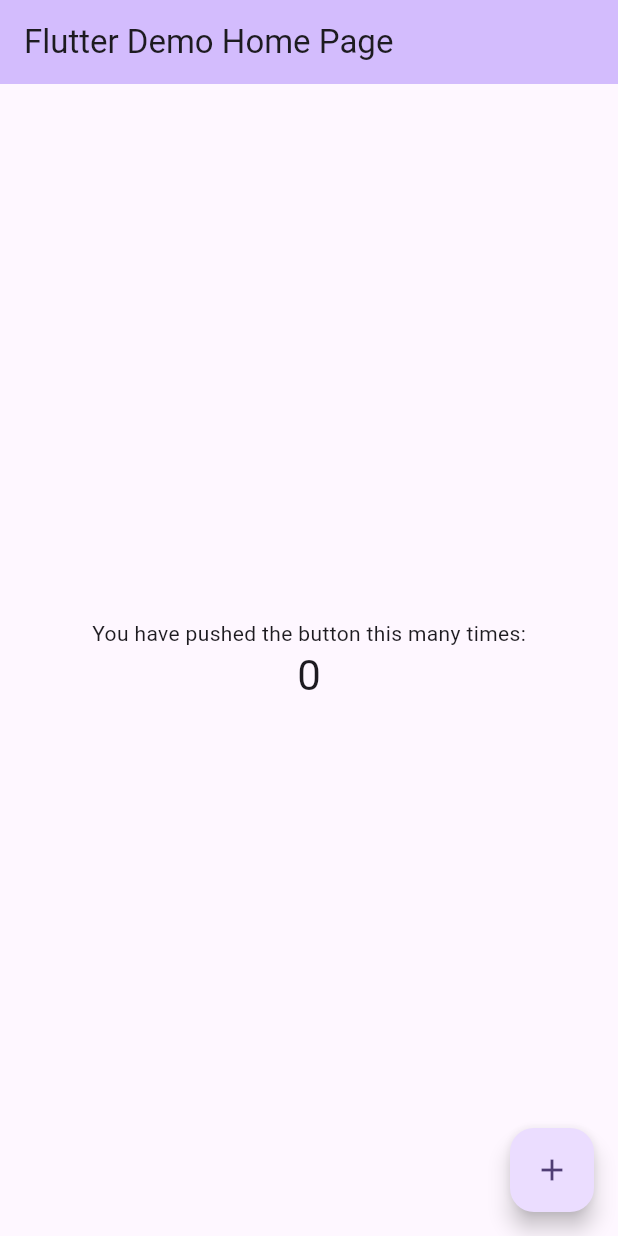
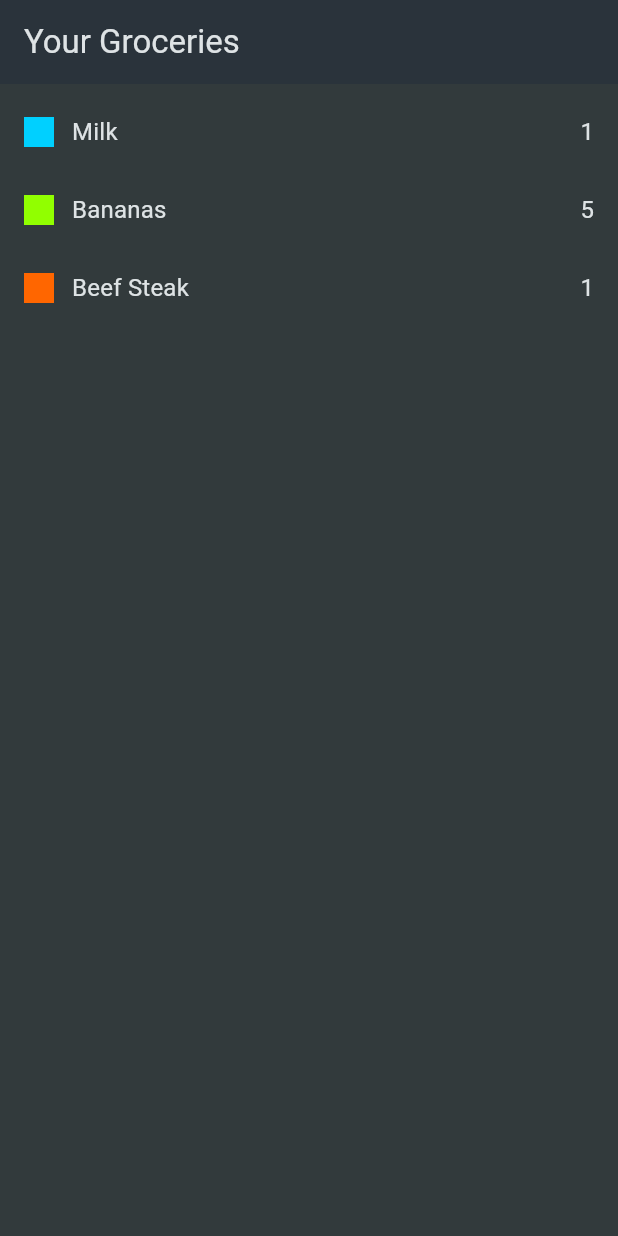
Before and after one commit to hugocica/flutter_shopping_list_app, a Flutter app: the screen it shows after launch, on a phone screen of 412 x 824 dp. Run offline on Flutter 3.47's test engine with Material 3 defaults, Android fonts, the phone set to English and light mode, and no system bars.

Commit message:
grocery list screen

```diff
--- /dev/null
+++ b/lib/data/dummy_items.dart
@@ -0,0 +1,21 @@
+import 'package:shopping_list_app/data/categories.dart';
+import 'package:shopping_list_app/models/category.dart';
+import 'package:shopping_list_app/models/grocery.dart';
+
+final groceryItems = [
+  Grocery(
+      id: 'a',
+      name: 'Milk',
+      quantity: 1,
+      category: categories[Categories.dairy]!),
+  Grocery(
+      id: 'b',
+      name: 'Bananas',
+      quantity: 5,
+      category: categories[Categories.fruit]!),
+  Grocery(
+      id: 'c',
+      name: 'Beef Steak',
+      quantity: 1,
+      category: categories[Categories.meat]!),
+];
--- a/lib/main.dart
+++ b/lib/main.dart
@@ -1,4 +1,5 @@
 import 'package:flutter/material.dart';
+import 'package:shopping_list_app/screens/grocery_list.dart';
 
 void main() {
   runApp(const MyApp());
@@ -11,115 +12,17 @@ class MyApp extends StatelessWidget {
   @override
   Widget build(BuildContext context) {
     return MaterialApp(
-      title: 'Flutter Demo',
-      theme: ThemeData(
-        // This is the theme of your application.
-        //
-        // TRY THIS: Try running your application with "flutter run". You'll see
-        // the application has a purple toolbar. Then, without quitting the app,
-        // try changing the seedColor in the colorScheme below to Colors.green
-        // and then invoke "hot reload" (save your changes or press the "hot
-        // reload" button in a Flutter-supported IDE, or press "r" if you used
-        // the command line to start the app).
-        //
-        // Notice that the counter didn't reset back to zero; the application
-        // state is not lost during the reload. To reset the state, use hot
-        // restart instead.
-        //
-        // This works for code too, not just values: Most code changes can be
-        // tested with just a hot reload.
-        colorScheme: ColorScheme.fromSeed(seedColor: Colors.deepPurple),
+      title: 'Flutter Groceries',
+      theme: ThemeData.dark().copyWith(
         useMaterial3: true,
+        colorScheme: ColorScheme.fromSeed(
+          seedColor: const Color.fromARGB(255, 147, 229, 250),
+          brightness: Brightness.dark,
+          surface: const Color.fromARGB(255, 42, 51, 59),
+        ),
+        scaffoldBackgroundColor: const Color.fromARGB(255, 50, 58, 60),
       ),
-      home: const MyHomePage(title: 'Flutter Demo Home Page'),
+      home: const GroceryListScreen(),
     );
   }
 }
-
-class MyHomePage extends StatefulWidget {
-  const MyHomePage({super.key, required this.title});
-
-  // This widget is the home page of your application. It is stateful, meaning
-  // that it has a State object (defined below) that contains fields that affect
-  // how it looks.
-
-  // This class is the configuration for the state. It holds the values (in this
-  // case the title) provided by the parent (in this case the App widget) and
-  // used by the build method of the State. Fields in a Widget subclass are
-  // always marked "final".
-
-  final String title;
-
-  @override
-  State<MyHomePage> createState() => _MyHomePageState();
-}
-
-class _MyHomePageState extends State<MyHomePage> {
-  int _counter = 0;
-
-  void _incrementCounter() {
-    setState(() {
-      // This call to setState tells the Flutter framework that something has
-      // changed in this State, which causes it to rerun the build method below
-      // so that the display can reflect the updated values. If we changed
-      // _counter without calling setState(), then the build method would not be
-      // called again, and so nothing would appear to happen.
-      _counter++;
-    });
-  }
-
-  @override
-  Widget build(BuildContext context) {
-    // This method is rerun every time setState is called, for instance as done
-    // by the _incrementCounter method above.
-    //
-    // The Flutter framework has been optimized to make rerunning build methods
-    // fast, so that you can just rebuild anything that needs updating rather
-    // than having to individually change instances of widgets.
-    return Scaffold(
-      appBar: AppBar(
-        // TRY THIS: Try changing the color here to a specific color (to
-        // Colors.amber, perhaps?) and trigger a hot reload to see the AppBar
-        // change color while the other colors stay the same.
-        backgroundColor: Theme.of(context).colorScheme.inversePrimary,
-        // Here we take the value from the MyHomePage object that was created by
-        // the App.build method, and use it to set our appbar title.
-        title: Text(widget.title),
-      ),
-      body: Center(
-        // Center is a layout widget. It takes a single child and positions it
-        // in the middle of the parent.
-        child: Column(
-          // Column is also a layout widget. It takes a list of children and
-          // arranges them vertically. By default, it sizes itself to fit its
-          // children horizontally, and tries to be as tall as its parent.
-          //
-          // Column has various properties to control how it sizes itself and
-          // how it positions its children. Here we use mainAxisAlignment to
-          // center the children vertically; the main axis here is the vertical
-          // axis because Columns are vertical (the cross axis would be
-          // horizontal).
-          //
-          // TRY THIS: Invoke "debug painting" (choose the "Toggle Debug Paint"
-          // action in the IDE, or press "p" in the console), to see the
-          // wireframe for each widget.
-          mainAxisAlignment: MainAxisAlignment.center,
-          children: <Widget>[
-            const Text(
-              'You have pushed the button this many times:',
-            ),
-            Text(
-              '$_counter',
-              style: Theme.of(context).textTheme.headlineMedium,
-            ),
-          ],
-        ),
-      ),
-      floatingActionButton: FloatingActionButton(
-        onPressed: _incrementCounter,
-        tooltip: 'Increment',
-        child: const Icon(Icons.add),
-      ), // This trailing comma makes auto-formatting nicer for build methods.
-    );
-  }
-}
--- /dev/null
+++ b/lib/models/category.dart
@@ -0,0 +1,21 @@
+import 'dart:ui';
+
+enum Categories {
+  vegetables,
+  fruit,
+  meat,
+  dairy,
+  carbs,
+  sweets,
+  spices,
+  convenience,
+  hygiene,
+  other,
+}
+
+class Category {
+  const Category(this.name, this.color);
+
+  final String name;
+  final Color color;
+}
--- /dev/null
+++ b/lib/models/grocery.dart
@@ -0,0 +1,14 @@
+import 'package:shopping_list_app/models/category.dart';
+
+class Grocery {
+  const Grocery(
+      {required this.id,
+      required this.name,
+      required this.quantity,
+      required this.category});
+
+  final String id;
+  final String name;
+  final int quantity;
+  final Category category;
+}
--- /dev/null
+++ b/lib/screens/grocery_list.dart
@@ -0,0 +1,21 @@
+import 'package:flutter/material.dart';
+import 'package:shopping_list_app/data/dummy_items.dart';
+import 'package:shopping_list_app/widgets/grocery_item.dart';
+
+class GroceryListScreen extends StatelessWidget {
+  const GroceryListScreen({super.key});
+
+  @override
+  Widget build(BuildContext context) {
+    return Scaffold(
+      appBar: AppBar(
+        title: const Text('Your Groceries'),
+      ),
+      body: ListView(
+        children: groceryItems
+            .map((grocery) => GroceryItem(grocery: grocery))
+            .toList(),
+      ),
+    );
+  }
+}
--- /dev/null
+++ b/lib/widgets/grocery_item.dart
@@ -0,0 +1,51 @@
+import 'package:flutter/material.dart';
+import 'package:shopping_list_app/models/grocery.dart';
+
+const double gap = 12;
+
+class GroceryItem extends StatelessWidget {
+  const GroceryItem({super.key, required this.grocery});
+
+  final Grocery grocery;
+
+  @override
+  Widget build(BuildContext context) {
+    return Container(
+      margin: const EdgeInsets.only(top: 12),
+      padding: const EdgeInsets.symmetric(horizontal: 16, vertical: 8),
+      child: Row(
+        crossAxisAlignment: CrossAxisAlignment.center,
+        children: [
+          Container(
+            color: grocery.category.color,
+            width: 20,
+            height: 20,
+          ),
+          const SizedBox(
+            width: gap,
+          ),
+          Expanded(
+            child: Text(
+              grocery.name,
+              style: Theme.of(context).textTheme.titleMedium!.copyWith(
+                    color: Theme.of(context).colorScheme.onSurface,
+                    fontWeight: FontWeight.normal,
+                  ),
+            ),
+          ),
+          const SizedBox(
+            width: gap,
+          ),
+          // const Spacer(),
+          Text(
+            grocery.quantity.toString(),
+            style: Theme.of(context).textTheme.titleMedium!.copyWith(
+                  color: Theme.of(context).colorScheme.onSurface,
+                  fontWeight: FontWeight.normal,
+                ),
+          ),
+        ],
+      ),
+    );
+  }
+}
```
Also changed, not shown: lib/data/categories.dart (added, +45 -0 lines).
